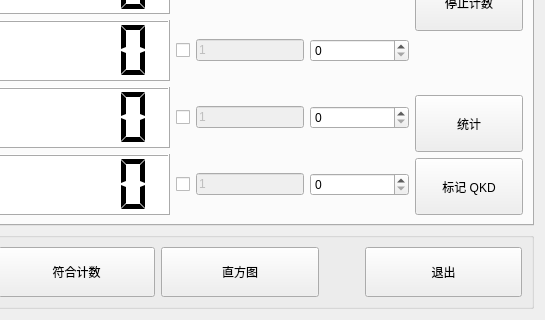
This is ui/widget.ui in WhiteChimney/TDC-counter as Qt 5 draws it before an edit; both pictures show x 199 to 744 and y 250 to 570 of the 744 by 570 pixel window. The edited form follows.
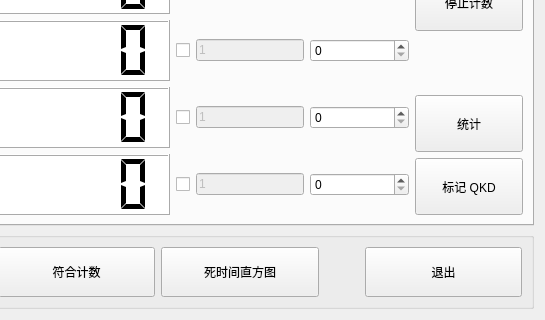
This is the edited form.

Commit message: 添加死时间功能

What changed in the file:
```diff
--- a/ui/widget.ui
+++ b/ui/widget.ui
@@ -7,7 +7,7 @@
     <x>0</x>
     <y>0</y>
     <width>744</width>
-    <height>549</height>
+    <height>553</height>
    </rect>
   </property>
   <property name="windowTitle">
@@ -1419,7 +1419,7 @@
          </sizepolicy>
         </property>
         <property name="text">
-         <string>直方图</string>
+         <string>死时间直方图</string>
         </property>
        </widget>
       </item>
```
The commit also changes 4 other files.
